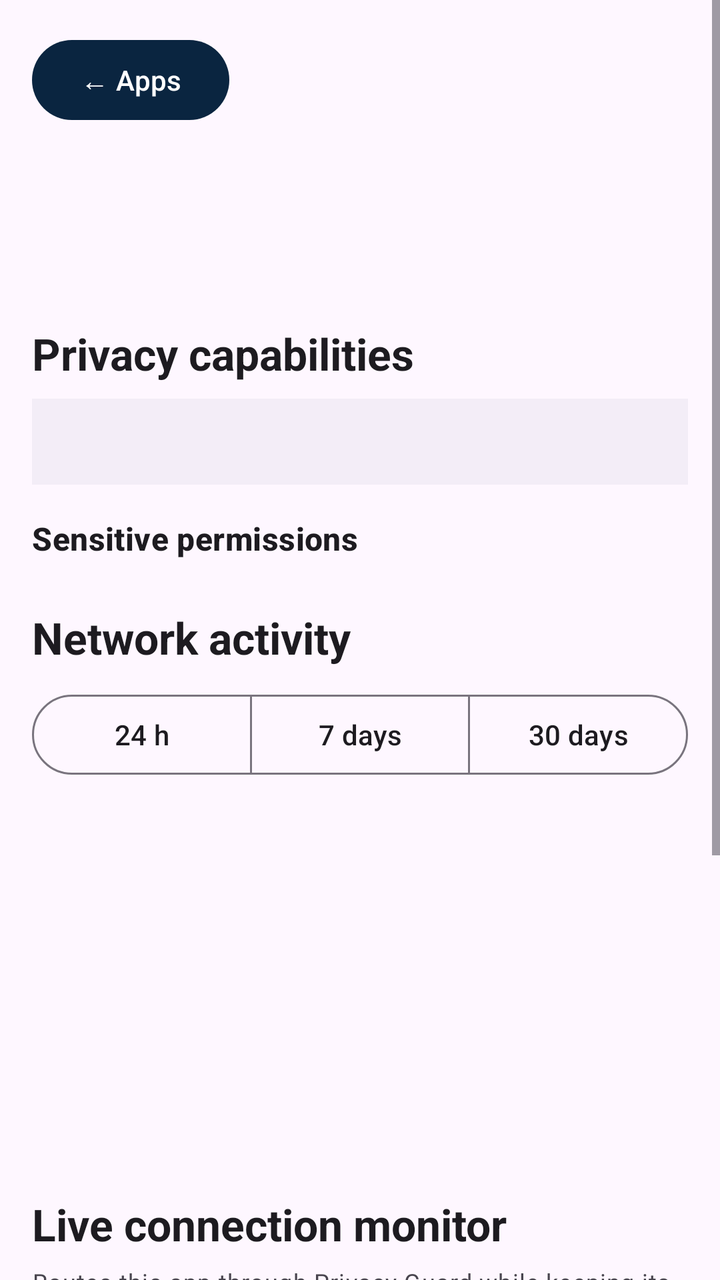
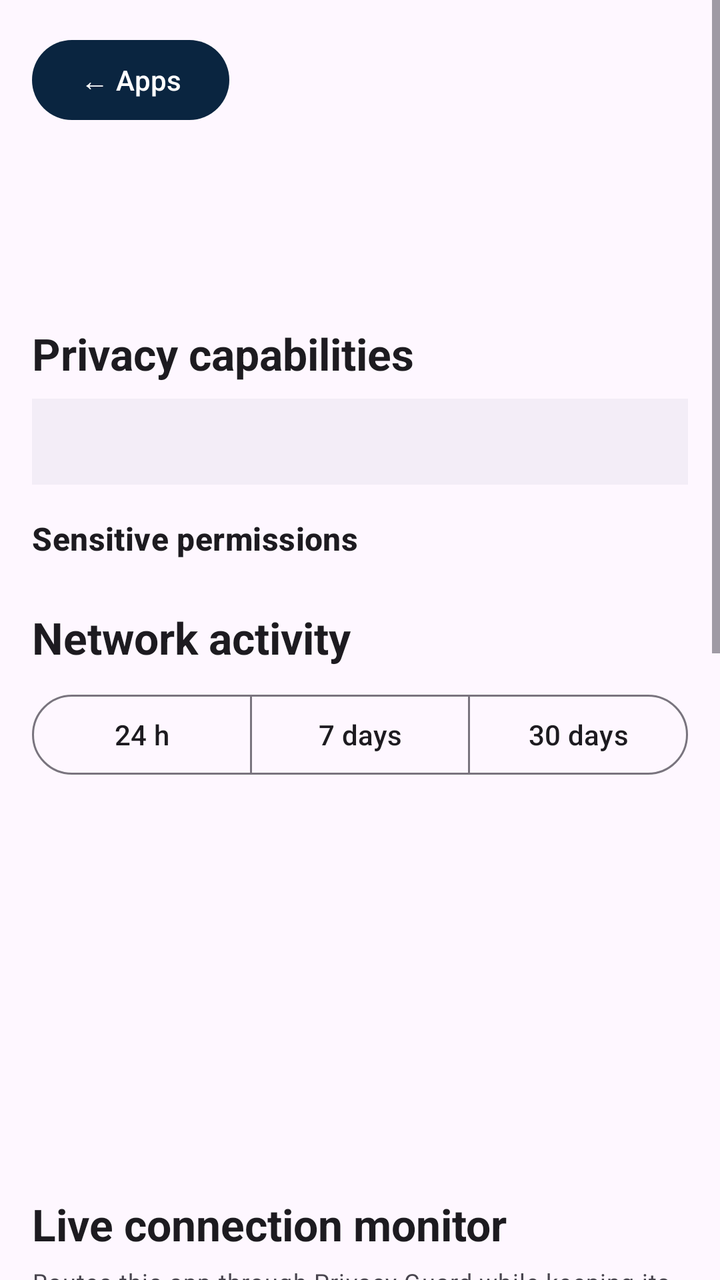

Two renders of the same Android screen: before a commit and after it. Below are the layout's source before the change and the commit's diff.
<!-- AndroidManifest.xml: application theme Theme.PrivacyGuard -->
<!-- res/layout/activity_app_detail.xml -->
<?xml version="1.0" encoding="utf-8"?>
<ScrollView xmlns:android="http://schemas.android.com/apk/res/android"
    xmlns:app="http://schemas.android.com/apk/res-auto"
    android:layout_width="match_parent"
    android:layout_height="match_parent"
    android:background="?attr/colorSurface">

    <LinearLayout
        android:layout_width="match_parent"
        android:layout_height="wrap_content"
        android:orientation="vertical"
        android:padding="16dp">

        <Button
            android:id="@+id/backButton"
            android:layout_width="wrap_content"
            android:layout_height="wrap_content"
            android:text="@string/back_to_apps" />

        <LinearLayout
            android:layout_width="match_parent"
            android:layout_height="wrap_content"
            android:layout_marginTop="8dp"
            android:gravity="center_vertical"
            android:orientation="horizontal">

            <ImageView
                android:id="@+id/detailAppIcon"
                android:layout_width="64dp"
                android:layout_height="64dp"
                android:contentDescription="@string/app_icon" />

            <LinearLayout
                android:layout_width="0dp"
                android:layout_height="wrap_content"
                android:layout_marginStart="14dp"
                android:layout_weight="1"
                android:orientation="vertical">

                <TextView
                    android:id="@+id/detailAppName"
                    android:layout_width="wrap_content"
                    android:layout_height="wrap_content"
                    android:textAppearance="?attr/textAppearanceHeadlineSmall"
                    android:textStyle="bold" />

                <TextView
                    android:id="@+id/detailPackageName"
                    android:layout_width="wrap_content"
                    android:layout_height="wrap_content"
                    android:textAppearance="?attr/textAppearanceBodySmall" />

                <TextView
                    android:id="@+id/appTechnicalInfo"
                    android:layout_width="wrap_content"
                    android:layout_height="wrap_content"
                    android:layout_marginTop="3dp"
                    android:textAppearance="?attr/textAppearanceBodySmall" />
            </LinearLayout>
        </LinearLayout>

        <TextView
            android:layout_width="wrap_content"
            android:layout_height="wrap_content"
            android:layout_marginTop="22dp"
            android:text="@string/privacy_capabilities"
            android:textAppearance="?attr/textAppearanceTitleLarge"
            android:textStyle="bold" />

        <TextView
            android:id="@+id/packageVisibility"
            android:layout_width="match_parent"
            android:layout_height="wrap_content"
            android:layout_marginTop="8dp"
            android:background="?attr/colorSurfaceContainer"
            android:padding="12dp"
            android:textAppearance="?attr/textAppearanceBodyMedium" />

        <TextView
            android:layout_width="wrap_content"
            android:layout_height="wrap_content"
            android:layout_marginTop="16dp"
            android:text="@string/sensitive_permissions_title"
            android:textAppearance="?attr/textAppearanceTitleMedium"
            android:textStyle="bold" />

        <LinearLayout
            android:id="@+id/permissionsContainer"
            android:layout_width="match_parent"
            android:layout_height="wrap_content"
            android:orientation="vertical" />

        <TextView
            android:layout_width="wrap_content"
            android:layout_height="wrap_content"
            android:layout_marginTop="24dp"
            android:text="@string/network_activity"
            android:textAppearance="?attr/textAppearanceTitleLarge"
            android:textStyle="bold" />

        <com.google.android.material.button.MaterialButtonToggleGroup
            android:id="@+id/periodToggle"
            android:layout_width="match_parent"
            android:layout_height="wrap_content"
            android:layout_marginTop="10dp"
            app:selectionRequired="true"
            app:singleSelection="true">

            <com.google.android.material.button.MaterialButton
                android:id="@+id/period24h"
                style="?attr/materialButtonOutlinedStyle"
                android:layout_width="0dp"
                android:layout_height="wrap_content"
                android:layout_weight="1"
                android:text="24 h" />

            <com.google.android.material.button.MaterialButton
                android:id="@+id/period7d"
                style="?attr/materialButtonOutlinedStyle"
                android:layout_width="0dp"
                android:layout_height="wrap_content"
                android:layout_weight="1"
                android:text="7 days" />

            <com.google.android.material.button.MaterialButton
                android:id="@+id/period30d"
                style="?attr/materialButtonOutlinedStyle"
                android:layout_width="0dp"
                android:layout_height="wrap_content"
                android:layout_weight="1"
                android:text="30 days" />
        </com.google.android.material.button.MaterialButtonToggleGroup>

        <TextView
            android:id="@+id/networkStatus"
            android:layout_width="match_parent"
            android:layout_height="wrap_content"
            android:layout_marginTop="8dp"
            android:textAppearance="?attr/textAppearanceBodySmall" />

        <Button
            android:id="@+id/usageAccessButtonDetail"
            android:layout_width="match_parent"
            android:layout_height="wrap_content"
            android:layout_marginTop="8dp"
            android:backgroundTint="?attr/colorPrimary"
            android:text="@string/usage_access_button"
            android:textColor="?attr/colorOnPrimary"
            android:visibility="gone" />

        <TextView
            android:id="@+id/wifiUsage"
            android:layout_width="match_parent"
            android:layout_height="wrap_content"
            android:layout_marginTop="12dp"
            android:textAppearance="?attr/textAppearanceBodyLarge" />

        <TextView
            android:id="@+id/mobileUsage"
            android:layout_width="match_parent"
            android:layout_height="wrap_content"
            android:layout_marginTop="8dp"
            android:textAppearance="?attr/textAppearanceBodyLarge" />

        <TextView
            android:id="@+id/foregroundUsage"
            android:layout_width="match_parent"
            android:layout_height="wrap_content"
            android:layout_marginTop="8dp"
            android:textAppearance="?attr/textAppearanceBodyLarge" />

        <TextView
            android:id="@+id/backgroundUsage"
            android:layout_width="match_parent"
            android:layout_height="wrap_content"
            android:layout_marginTop="8dp"
            android:textAppearance="?attr/textAppearanceBodyLarge" />

        <TextView
            android:id="@+id/lastActivity"
            android:layout_width="match_parent"
            android:layout_height="wrap_content"
            android:layout_marginTop="12dp"
            android:textAppearance="?attr/textAppearanceBodyMedium"
            android:textStyle="bold" />

        <TextView
            android:layout_width="wrap_content"
            android:layout_height="wrap_content"
            android:layout_marginTop="28dp"
            android:text="@string/live_connection_monitor"
            android:textAppearance="?attr/textAppearanceTitleLarge"
            android:textStyle="bold" />

        <TextView
            android:layout_width="match_parent"
            android:layout_height="wrap_content"
            android:layout_marginTop="6dp"
            android:text="@string/live_monitor_explanation"
            android:textAppearance="?attr/textAppearanceBodySmall" />

        <TextView
            android:id="@+id/liveMonitorStatus"
            android:layout_width="match_parent"
            android:layout_height="wrap_content"
            android:layout_marginTop="10dp"
            android:background="?attr/colorSurfaceContainer"
            android:padding="12dp"
            android:textAppearance="?attr/textAppearanceBodyMedium"
            android:textStyle="bold" />

        <Button
            android:id="@+id/liveMonitorButton"
            android:layout_width="match_parent"
            android:layout_height="wrap_content"
            android:layout_marginTop="10dp"
            android:backgroundTint="?attr/colorPrimary"
            android:text="@string/start_capture"
            android:textColor="?attr/colorOnPrimary" />

        <Button
            android:id="@+id/clearLiveLogButton"
            android:layout_width="match_parent"
            android:layout_height="wrap_content"
            android:layout_marginTop="6dp"
            android:text="@string/clear_live_log" />

        <TextView
            android:layout_width="wrap_content"
            android:layout_height="wrap_content"
            android:layout_marginTop="18dp"
            android:text="@string/captured_connections"
            android:textAppearance="?attr/textAppearanceTitleMedium"
            android:textStyle="bold" />

        <LinearLayout
            android:id="@+id/liveConnectionsContainer"
            android:layout_width="match_parent"
            android:layout_height="wrap_content"
            android:layout_marginBottom="24dp"
            android:orientation="vertical" />
    </LinearLayout>
</ScrollView>
<!-- resources referenced by this layout -->
<resources>
  <string name="app_icon">App icon</string>
  <string name="back_to_apps">← Apps</string>
  <string name="captured_connections">Observed connections</string>
  <string name="clear_live_log">Clear observed connections</string>
  <string name="live_connection_monitor">Live connection monitor</string>
  <string name="live_monitor_explanation">Routes this app through Privacy Guard while keeping its internet access active. Shows TCP/UDP target IP, port, timestamps, and sent/received traffic. One app can be monitored at a time. Pass-through monitoring currently requires no active firewall blocks.</string>
  <string name="network_activity">Network activity</string>
  <string name="privacy_capabilities">Privacy capabilities</string>
  <string name="sensitive_permissions_title">Sensitive permissions</string>
  <string name="start_capture">Start live monitor</string>
  <string name="usage_access_button">Allow usage access</string>
  <style name="Theme.PrivacyGuard" parent="Theme.Material3.DayNight.NoActionBar">
          <item name="colorPrimary">@color/navy</item>
          <item name="colorOnPrimary">@android:color/white</item>
          <item name="colorSecondary">@color/navy</item>
          <item name="colorOnSecondary">@android:color/white</item>
          <item name="android:statusBarColor">?attr/colorSurface</item>
          <item name="android:navigationBarColor">?attr/colorSurface</item>
      </style>
  <color name="navy">#0A2540</color>
</resources>

<!-- the commit's change to res/layout/activity_app_detail.xml (unified diff, before → after) -->
@@ -228,7 +228,53 @@
         <TextView
             android:layout_width="wrap_content"
             android:layout_height="wrap_content"
+            android:layout_marginTop="26dp"
+            android:text="@string/destination_intelligence"
+            android:textAppearance="?attr/textAppearanceTitleLarge"
+            android:textStyle="bold" />
+
+        <TextView
+            android:layout_width="match_parent"
+            android:layout_height="wrap_content"
+            android:layout_marginTop="6dp"
+            android:text="@string/destination_intelligence_explanation"
+            android:textAppearance="?attr/textAppearanceBodySmall" />
+
+        <TextView
+            android:id="@+id/destinationSummary"
+            android:layout_width="match_parent"
+            android:layout_height="wrap_content"
+            android:layout_marginTop="10dp"
+            android:background="?attr/colorSurfaceContainer"
+            android:padding="12dp"
+            android:textAppearance="?attr/textAppearanceBodyMedium"
+            android:textStyle="bold" />
+
+        <Button
+            android:id="@+id/clearDestinationHistoryButton"
+            android:layout_width="match_parent"
+            android:layout_height="wrap_content"
+            android:layout_marginTop="8dp"
+            android:text="@string/clear_destination_history" />
+
+        <TextView
+            android:layout_width="wrap_content"
+            android:layout_height="wrap_content"
             android:layout_marginTop="18dp"
+            android:text="@string/destination_history"
+            android:textAppearance="?attr/textAppearanceTitleMedium"
+            android:textStyle="bold" />
+
+        <LinearLayout
+            android:id="@+id/destinationHistoryContainer"
+            android:layout_width="match_parent"
+            android:layout_height="wrap_content"
+            android:orientation="vertical" />
+
+        <TextView
+            android:layout_width="wrap_content"
+            android:layout_height="wrap_content"
+            android:layout_marginTop="24dp"
             android:text="@string/captured_connections"
             android:textAppearance="?attr/textAppearanceTitleMedium"
             android:textStyle="bold" />
<!-- resource entries referenced after the edit -->
@@ -3,7 +3,11 @@
   <string name="app_icon">App icon</string>
   <string name="back_to_apps">← Apps</string>
   <string name="captured_connections">Observed connections</string>
+  <string name="clear_destination_history">Clear destination history</string>
   <string name="clear_live_log">Clear observed connections</string>
+  <string name="destination_history">Destination history</string>
+  <string name="destination_intelligence">Destination intelligence</string>
+  <string name="destination_intelligence_explanation">Builds a persistent server history from observed traffic. Domains are best-effort and only shown when Privacy Guard actually observes a matching classic DNS response. Encrypted DNS may leave the domain unknown.</string>
   <string name="live_connection_monitor">Live connection monitor</string>
   <string name="live_monitor_explanation">Routes this app through Privacy Guard while keeping its internet access active. Shows TCP/UDP target IP, port, timestamps, and sent/received traffic. One app can be monitored at a time. Pass-through monitoring currently requires no active firewall blocks.</string>
   <string name="network_activity">Network activity</string>
